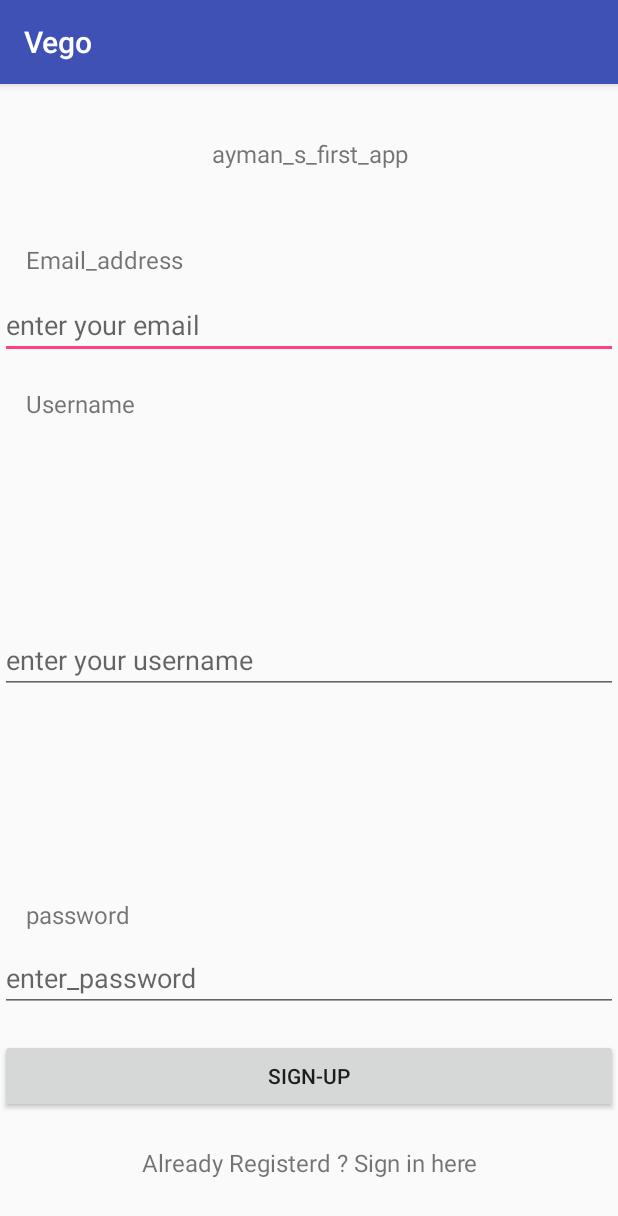
After one commit to Alhashmi95/Vego, an Android app: the SignupActivity screen opened directly, with no data from a screen before it, on a phone screen of 412 x 824 dp. The commit adds this screen. Shown: the top 1216 px of the screen. Run offline under Robolectric (Android 15) with nearby library versions, the phone set to English and light mode, and no system bars; our stand-ins replace Firebase (no records; nobody signed in at launch, a user with empty details on screens opened directly).

Commit message:
Signin and signup
with xml

```diff
--- a/app/build.gradle
+++ b/app/build.gradle
@@ -28,6 +28,9 @@ dependencies {
     //add this line for firebase connection
 
     implementation 'com.google.firebase:firebase-core:16.0.0'
+
+    //for email and password authintication
+    implementation 'com.google.firebase:firebase-auth:16.0.2'
 }
 
 // add this line for firebase connection
--- a/app/src/main/AndroidManifest.xml
+++ b/app/src/main/AndroidManifest.xml
@@ -16,6 +16,9 @@
                 <category android:name="android.intent.category.LAUNCHER" />
             </intent-filter>
         </activity>
+        <activity android:name=".LoginActivity" />
+        <activity android:name=".SignupActivity" />
+        <activity android:name=".UserDetails"></activity>
     </application>
 
 </manifest>
--- /dev/null
+++ b/app/src/main/java/com/vego/vego/SignupActivity.java
@@ -0,0 +1,106 @@
+package com.vego.vego;
+
+import android.app.ProgressDialog;
+import android.content.Intent;
+import android.support.annotation.NonNull;
+import android.support.v7.app.AppCompatActivity;
+import android.os.Bundle;
+import android.view.View;
+import android.widget.Button;
+import android.widget.EditText;
+import android.widget.TextView;
+import android.widget.Toast;
+
+import com.google.android.gms.tasks.OnCompleteListener;
+import com.google.android.gms.tasks.Task;
+import com.google.firebase.auth.AuthResult;
+import com.google.firebase.auth.FirebaseAuth;
+
+public class SignupActivity extends AppCompatActivity {
+
+    private EditText userName, userPassword, userEmail;
+    private Button signupBtn;
+    private TextView signinTxt;
+    private FirebaseAuth firebaseAuth;
+
+    private ProgressDialog progressDialog;
+
+
+    String email, name, password;
+
+
+    @Override
+    protected void onCreate(Bundle savedInstanceState) {
+        super.onCreate(savedInstanceState);
+        setContentView(R.layout.activity_signup);
+
+
+
+        progressDialog = new ProgressDialog(this);
+
+
+        setupUIViews();
+
+        firebaseAuth = FirebaseAuth.getInstance();
+
+        signupBtn.setOnClickListener(new View.OnClickListener() {
+            @Override
+            public void onClick(View v) {
+                if(validate()){
+
+                    progressDialog.setMessage("Registering ... please wait");
+                    progressDialog.show();
+
+
+                    //upload data to firebase
+                    String user_email = userEmail.getText().toString().trim();
+                    String user_password = userPassword.getText().toString().trim();
+
+                    firebaseAuth.createUserWithEmailAndPassword(user_email, user_password).addOnCompleteListener(new OnCompleteListener<AuthResult>() {
+                        @Override
+                        public void onComplete(@NonNull Task<AuthResult> task) {
+                            if(task.isSuccessful()){
+                                Toast.makeText(SignupActivity.this, "Registration successful", Toast.LENGTH_SHORT).show();
+                                progressDialog.hide();
+
+                            }else {
+                                Toast.makeText(SignupActivity.this, "Registration failed", Toast.LENGTH_SHORT).show();
+                                progressDialog.hide();
+
+                            }
+                        }
+                    });
+                }
+            }
+        });
+        signinTxt.setOnClickListener(new View.OnClickListener() {
+            @Override
+            public void onClick(View v) {
+                startActivity(new Intent(SignupActivity.this, LoginActivity.class));
+            }
+        });
+    }
+    private void setupUIViews(){
+        userName = (EditText)findViewById(R.id.usernameTxt);
+        userPassword = (EditText)findViewById(R.id.passwordTxt);
+        userEmail = (EditText)findViewById(R.id.emailTxt);
+        signupBtn = (Button)findViewById(R.id.signupBtn);
+        signinTxt = (TextView)findViewById(R.id.signinTxt);
+    }
+    private Boolean validate(){
+        Boolean result = false;
+
+        name = userName.getText().toString();
+        password = userPassword.getText().toString();
+        email = userEmail.getText().toString();
+
+
+        if(name.isEmpty() || password.isEmpty() || email.isEmpty()){
+            Toast.makeText(this, "Please enter all the details", Toast.LENGTH_SHORT).show();
+        }else{
+            result = true;
+        }
+
+        return result;
+    }
+}
--- /dev/null
+++ b/app/src/main/res/layout/activity_signup.xml
@@ -0,0 +1,155 @@
+<?xml version="1.0" encoding="utf-8"?>
+<RelativeLayout xmlns:android="http://schemas.android.com/apk/res/android"
+    xmlns:app="http://schemas.android.com/apk/res-auto"
+    xmlns:tools="http://schemas.android.com/tools"
+    android:layout_width="match_parent"
+    android:layout_height="match_parent"
+    tools:context=".SignupActivity">
+
+    <LinearLayout
+        android:id="@+id/linearLayout"
+        android:layout_width="match_parent"
+        android:layout_height="wrap_content"
+        android:layout_centerHorizontal="true"
+        android:layout_centerVertical="true"
+        android:orientation="vertical">
+
+
+    </LinearLayout>
+
+    <TextView
+        android:id="@+id/signinTxt"
+        android:layout_width="match_parent"
+        android:layout_height="34dp"
+        android:layout_alignParentBottom="true"
+        android:layout_alignParentStart="true"
+        android:layout_marginBottom="26dp"
+        android:clickable="true"
+        android:text="Already Registerd ? Sign in here"
+        android:textAlignment="center"
+        android:textSize="16sp"
+        app:layout_constraintBottom_toBottomOf="parent"
+        app:layout_constraintLeft_toLeftOf="parent"
+        app:layout_constraintRight_toRightOf="parent"
+        android:layout_alignParentLeft="true" />
+
+    <Button
+        android:id="@+id/signupBtn"
+        android:layout_width="match_parent"
+        android:layout_height="49dp"
+        android:layout_marginBottom="22dp"
+        android:text="Sign-up"
+        android:layout_above="@+id/signinTxt"
+        android:layout_alignParentLeft="true"
+        android:layout_alignParentStart="true" />
+
+    <EditText
+        android:id="@+id/emailTxt"
+        android:layout_width="match_parent"
+        android:layout_height="wrap_content"
+        android:layout_alignParentStart="true"
+        android:layout_alignParentTop="true"
+        android:layout_marginTop="138dp"
+        android:ems="10"
+        android:hint="enter your email"
+        android:inputType="textPersonName"
+        android:layout_alignParentLeft="true" />
+
+    <EditText
+        android:id="@+id/usernameTxt"
+        android:layout_width="match_parent"
+        android:layout_height="wrap_content"
+        android:layout_alignParentStart="true"
+        android:layout_centerVertical="true"
+        android:ems="10"
+        android:hint="enter your username"
+        android:inputType="textPersonName"
+        android:layout_alignParentLeft="true" />
+
+    <TextView
+        android:id="@+id/textView9"
+        android:layout_width="wrap_content"
+        android:layout_height="22dp"
+        android:layout_alignParentTop="true"
+        android:layout_alignStart="@+id/textView2"
+        android:layout_marginTop="202dp"
+        android:paddingRight="5dp"
+        android:text="Username"
+        android:textSize="16sp"
+        app:layout_constraintBottom_toBottomOf="parent"
+        app:layout_constraintHorizontal_bias="0.259"
+        app:layout_constraintLeft_toLeftOf="parent"
+        app:layout_constraintRight_toRightOf="parent"
+        app:layout_constraintTop_toTopOf="parent"
+        app:layout_constraintVertical_bias="0.241"
+        android:layout_alignLeft="@+id/textView2" />
+
+    <TextView
+        android:id="@+id/textView2"
+        android:layout_width="wrap_content"
+        android:layout_height="22dp"
+        android:layout_alignParentLeft="true"
+        android:layout_alignParentStart="true"
+        android:layout_alignParentTop="true"
+        android:layout_marginLeft="17dp"
+        android:layout_marginStart="17dp"
+        android:layout_marginTop="106dp"
+        android:paddingRight="5dp"
+        android:text="Email_address"
+        android:textSize="16sp"
+        app:layout_constraintBottom_toBottomOf="parent"
+        app:layout_constraintHorizontal_bias="0.259"
+        app:layout_constraintLeft_toLeftOf="parent"
+        app:layout_constraintRight_toRightOf="parent"
+        app:layout_constraintTop_toTopOf="parent"
+        app:layout_constraintVertical_bias="0.241" />
+
+    <TextView
+        android:id="@+id/textView7"
+        android:layout_width="wrap_content"
+        android:layout_height="wrap_content"
+        android:layout_alignLeft="@+id/textView9"
+        android:layout_alignParentBottom="true"
+        android:layout_alignStart="@+id/textView9"
+        android:layout_marginBottom="203dp"
+        android:text="password"
+        android:textSize="16sp"
+        app:layout_constraintBottom_toBottomOf="parent"
+        app:layout_constraintHorizontal_bias="0.261"
+        app:layout_constraintLeft_toLeftOf="parent"
+        app:layout_constraintRight_toRightOf="parent"
+        app:layout_constraintTop_toTopOf="parent"
+        app:layout_constraintVertical_bias="0.453" />
+
+    <TextView
+        android:id="@+id/textView10"
+        android:layout_width="match_parent"
+        android:layout_height="33dp"
+        android:layout_alignParentLeft="true"
+        android:layout_alignParentStart="true"
+        android:layout_alignParentTop="true"
+        android:layout_marginTop="35dp"
+        android:text="ayman_s_first_app"
+        android:textAlignment="center"
+        android:textSize="16sp"
+        app:layout_constraintBottom_toBottomOf="parent"
+        app:layout_constraintLeft_toLeftOf="parent"
+        app:layout_constraintRight_toRightOf="parent"
+        app:layout_constraintTop_toTopOf="parent"
+        app:layout_constraintVertical_bias="0.064" />
+
+    <EditText
+        android:id="@+id/passwordTxt"
+        android:layout_width="match_parent"
+        android:layout_height="wrap_content"
+        android:layout_alignParentBottom="true"
+        android:layout_alignParentLeft="true"
+        android:layout_alignParentStart="true"
+        android:layout_marginBottom="149dp"
+        android:ems="10"
+        android:hint="enter_password"
+        android:inputType="textPassword" />
+
+    LinearLayout
+
+</RelativeLayout>
```
Also changed, not shown: app/src/main/java/com/vego/vego/HomeActivity.java (added, +25 -0 lines), app/src/main/java/com/vego/vego/LoginActivity.java (added, +94 -0 lines), app/src/main/java/com/vego/vego/MainActivity.java (+15 -2 lines), app/src/main/java/com/vego/vego/UserDetails.java (added, +13 -0 lines), app/src/main/res/layout/activity_home.xml (added, +78 -0 lines), app/src/main/res/layout/activity_login.xml (added, +126 -0 lines), app/src/main/res/layout/activity_user_details.xml (added, +9 -0 lines).
